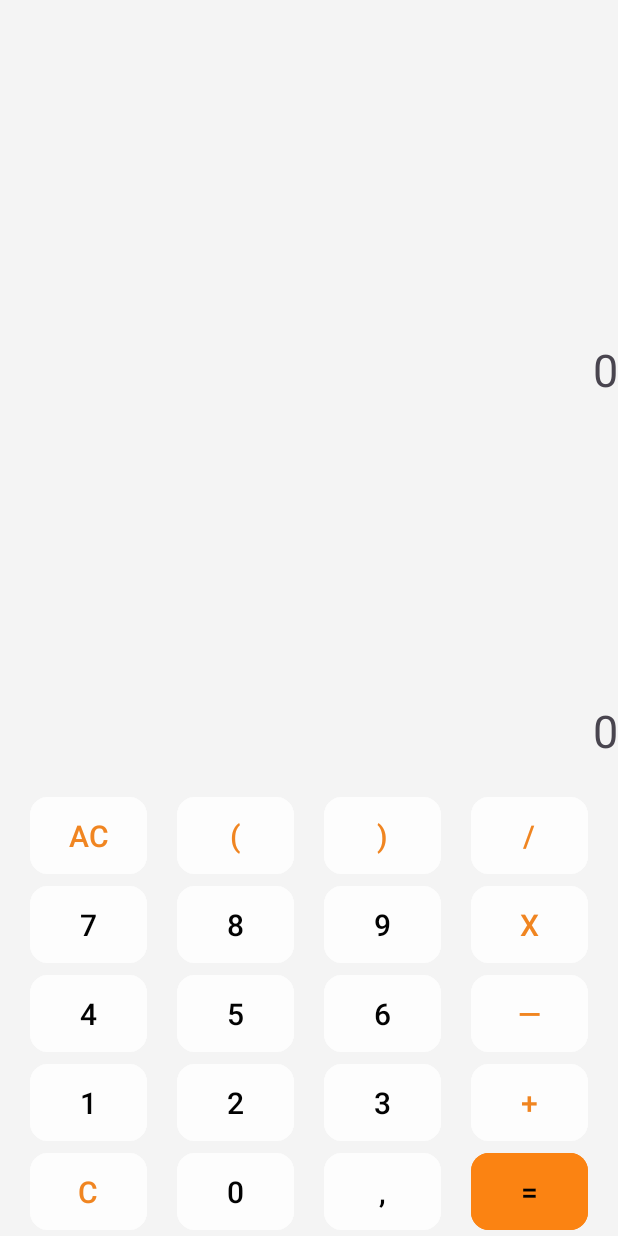
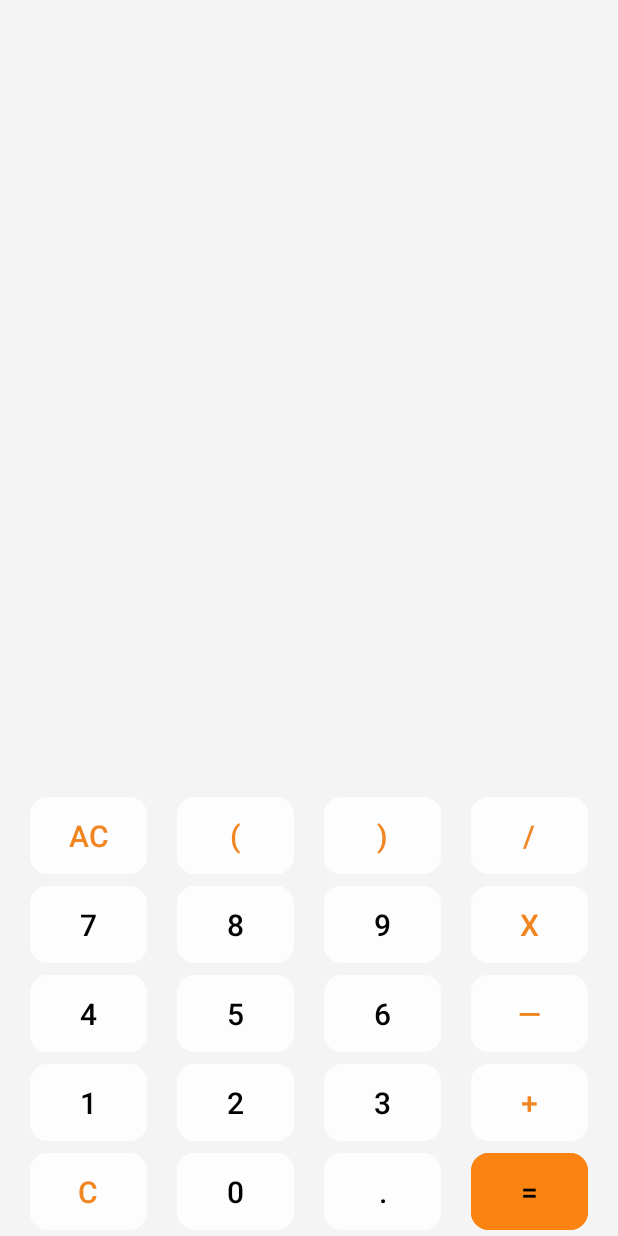
Before and after one commit to Poi1802/android_calculator_java, an Android app: the screen it shows after launch (MainActivity), on a phone screen of 412 x 824 dp. Run offline under Robolectric (Android 15) with nearby library versions, the phone set to English and light mode, and no system bars; Roboto replaces fonts that are not available here.

Commit message:
raw final version for apk

```diff
--- a/app/src/main/res/layout-v29/activity_main.xml
+++ b/app/src/main/res/layout-v29/activity_main.xml
@@ -22,7 +22,7 @@
             android:layout_height="wrap_content"
             android:fontFamily="@font/montserrat_medium"
             android:gravity="end"
-            android:text="0"
+            android:text=""
             android:textSize="30sp"
             android:layout_marginBottom="200dp"/>
 
@@ -32,7 +32,7 @@
             android:layout_height="wrap_content"
             android:fontFamily="@font/montserrat_medium"
             android:gravity="end"
-            android:text="0"
+            android:text=""
             android:textSize="30sp" />
 
         <TextView
@@ -41,7 +41,7 @@
             android:layout_height="wrap_content"
             android:fontFamily="@font/montserrat_medium"
             android:gravity="end"
-            android:text="0"
+            android:text=""
             android:visibility="gone"
             android:textSize="30sp" />
     </LinearLayout>
@@ -335,7 +335,7 @@
                 android:id="@+id/button_dot"
                 android:layout_width="0dp"
                 android:layout_height="wrap_content"
-                android:text=","
+                android:text="."
                 android:textSize="20sp"
                 android:layout_weight="1"
                 android:padding="12dp"
--- a/app/src/main/res/layout/activity_main.xml
+++ b/app/src/main/res/layout/activity_main.xml
@@ -22,7 +22,7 @@
             android:layout_height="wrap_content"
             android:fontFamily="@font/montserrat_medium"
             android:gravity="end"
-            android:text="0"
+            android:text=""
             android:textSize="30sp"
             android:layout_marginBottom="200dp"/>
 
@@ -32,7 +32,7 @@
             android:layout_height="wrap_content"
             android:fontFamily="@font/montserrat_medium"
             android:gravity="end"
-            android:text="0"
+            android:text=""
             android:textSize="30sp" />
 
         <TextView
@@ -335,7 +335,7 @@
                 android:id="@+id/button_dot"
                 android:layout_width="0dp"
                 android:layout_height="wrap_content"
-                android:text=","
+                android:text="."
                 android:textSize="20sp"
                 android:layout_weight="1"
                 android:padding="12dp"
```
Also changed, not shown: app/src/main/java/com/example/calculatorev/MainActivity.java (+41 -7 lines).
